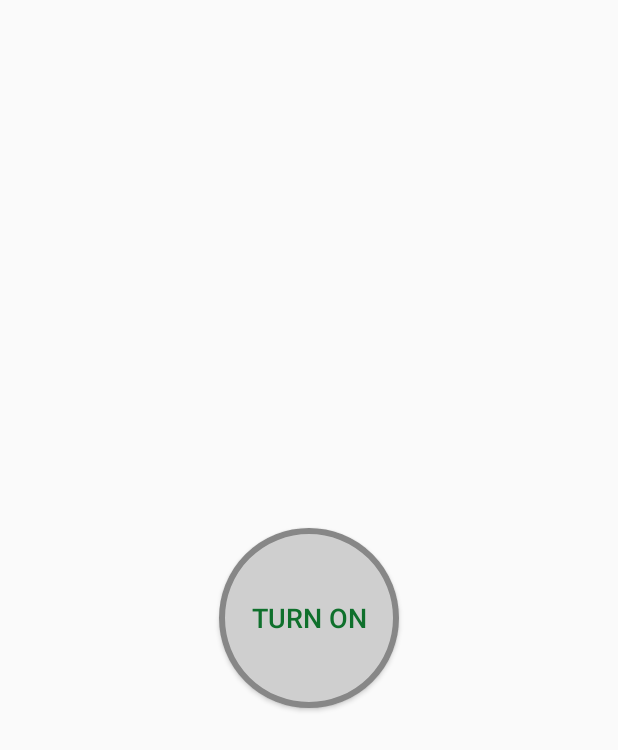
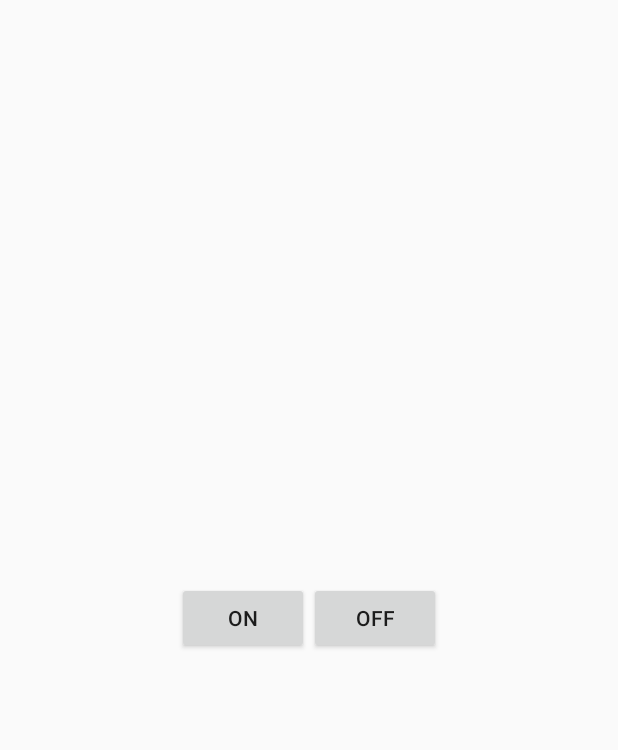
Before and after one commit to anniepap/Cerebro, an Android app: the layout content_main.xml on its own in the app's theme, with its tools: preview values and no code run, on a phone screen of 412 x 824 dp. Shown: the top 750 px of the screen. Run offline under Robolectric (Android 15) with nearby library versions, the phone set to English and light mode, and no system bars.

Commit message:
2way comm

```diff
--- a/cerebro/app/src/main/AndroidManifest.xml
+++ b/cerebro/app/src/main/AndroidManifest.xml
@@ -8,6 +8,7 @@
     <uses-permission android:name="android.permission.INTERNET" />
     <uses-permission android:name="android.permission.WAKE_LOCK" />
     <uses-permission android:name="android.permission.ACCESS_NETWORK_STATE" />
+    <uses-permission android:name="android.permission.ACCESS_WIFI_STATE" />
     <uses-permission android:name="android.permission.READ_PHONE_STATE" />
 
     <application
--- a/cerebro/app/src/main/res/layout/content_main.xml
+++ b/cerebro/app/src/main/res/layout/content_main.xml
@@ -8,23 +8,44 @@
     tools:context="com.example.cerebro.MainActivity"
     tools:showIn="@layout/activity_main">
 
-    <ToggleButton
-        android:id="@+id/btnToggle"
-        android:layout_width="wrap_content"
-        android:layout_height="wrap_content"
+    <!--<ToggleButton-->
+        <!--android:id="@+id/btnToggle"-->
+        <!--android:layout_width="wrap_content"-->
+        <!--android:layout_height="wrap_content"-->
 
-        android:textOn="Turn Off"
-        android:textOff="Turn On"
-        android:checked="false"
+        <!--android:textOn="Turn Off"-->
+        <!--android:textOff="Turn On"-->
+        <!--android:checked="false"-->
 
-        android:textColor="@drawable/buttontext"
-        android:textSize="18sp"
+        <!--android:textColor="@drawable/buttontext"-->
+        <!--android:textSize="18sp"-->
 
-        android:background="@drawable/buttonshape"
-        android:shadowColor="#232927"
-        app:layout_constraintBottom_toBottomOf="parent"
-        app:layout_constraintEnd_toEndOf="parent"
-        app:layout_constraintStart_toStartOf="parent"
-        app:layout_constraintTop_toTopOf="parent" />
+        <!--android:background="@drawable/buttonshape"-->
+        <!--android:shadowColor="#232927"-->
+        <!--app:layout_constraintBottom_toBottomOf="parent"-->
+        <!--app:layout_constraintEnd_toEndOf="parent"-->
+        <!--app:layout_constraintStart_toStartOf="parent"-->
+        <!--app:layout_constraintTop_toTopOf="parent" />-->
+
+    <LinearLayout xmlns:android="http://schemas.android.com/apk/res/android"
+        android:layout_width="match_parent"
+        android:layout_height="match_parent"
+        android:layout_gravity="center"
+        android:gravity="center_horizontal|center"
+        android:orientation="horizontal">
+
+        <Button
+            android:id="@+id/btnOn"
+            android:layout_width="wrap_content"
+            android:layout_height="wrap_content"
+            android:text="ON" />
+
+        <Button
+            android:id="@+id/btnOff"
+            android:layout_width="wrap_content"
+            android:layout_height="wrap_content"
+            android:text="OFF" />
+
+    </LinearLayout>
 
 </android.support.constraint.ConstraintLayout>
```
Also changed, not shown: cerebro/app/src/main/java/com/example/cerebro/MQTTclient.java (+23 -25 lines), cerebro/app/src/main/java/com/example/cerebro/MainActivity.java (+43 -27 lines), 1 other file.
